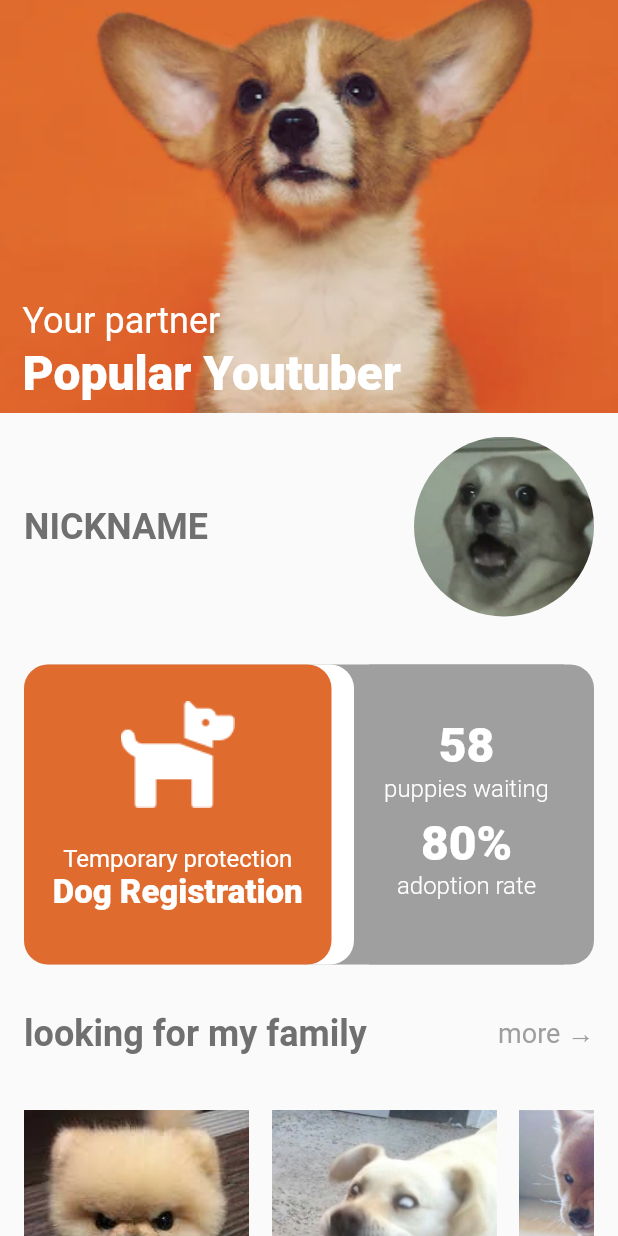
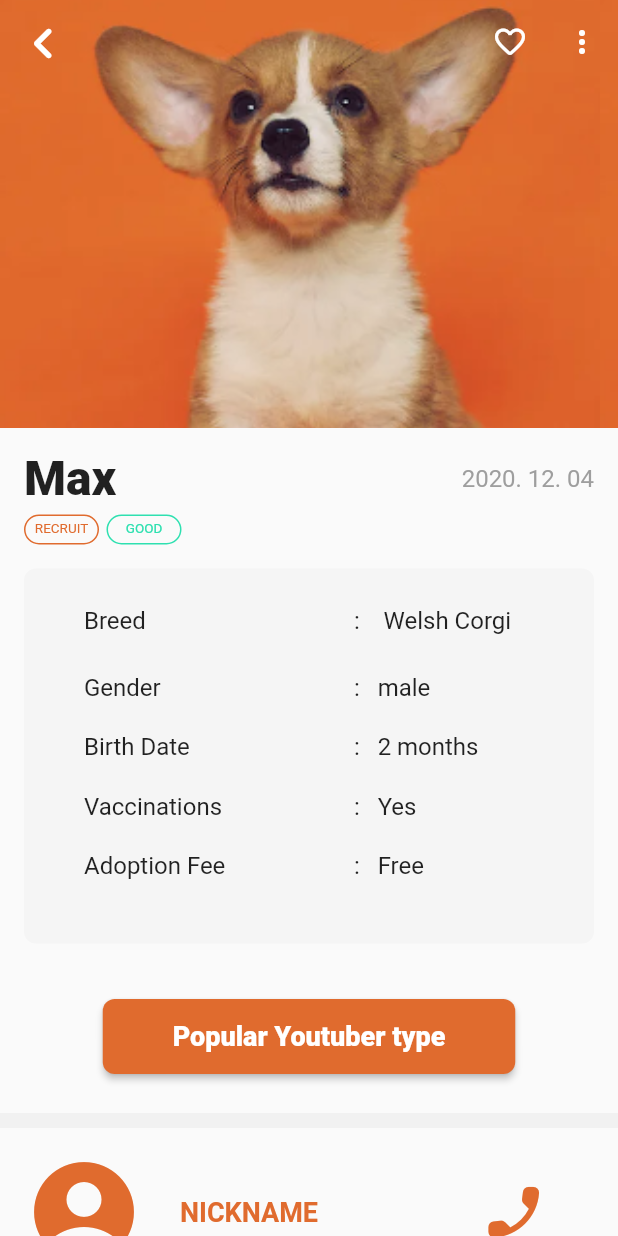
Before and after one commit to DSC-Sahmyook/UHangGa, a Flutter app: the screen it shows after launch, on a phone screen of 412 x 824 dp. Run offline on Flutter 3.47's test engine with Material 2 defaults, Android fonts, the light colour scheme and no system bars; our stand-ins replace image_picker; Roboto replaces fonts that are missing (segoe).

Commit message:
2차 완성

```diff
--- a/Front/Gak bang/dsc_uhangga/uhangga/lib/main.dart
+++ b/Front/Gak bang/dsc_uhangga/uhangga/lib/main.dart
@@ -2,6 +2,7 @@
 import 'package:flutter/material.dart';
 import 'package:uhangga/page_login.dart';
 import 'package:uhangga/page_main.dart';
+import 'package:uhangga/page_specific.dart';
 
 void main() => runApp(MyApp());
 
@@ -13,7 +14,7 @@
         primaryColor: const Color(0xffe06b2e),
         fontFamily: 'segoe',
       ),
-      home: MainPage(),
+      home: specpage(),
     );
   }
 }
--- /dev/null
+++ b/Front/Gak bang/dsc_uhangga/uhangga/lib/page_specific.dart
@@ -0,0 +1,340 @@
+import 'package:flutter/cupertino.dart';
+import 'package:flutter/material.dart';
+import 'package:uhangga/page_main.dart';
+
+class specpage extends StatelessWidget {
+  @override
+  Widget build(BuildContext context) {
+    return Scaffold(
+        body: CustomScrollView(slivers: <Widget>[
+      SliverAppBar(
+        floating: true,
+        snap: true,
+        pinned: true,
+        expandedHeight: 285,
+        leading: IconButton(
+          icon: Icon(Icons.chevron_left_rounded),
+          color: Colors.white,
+          iconSize: 42,
+          onPressed: () {
+            Navigator.push(
+                context, CupertinoPageRoute(builder: (context) => MainPage()));
+          },
+        ),
+        actions: <Widget>[
+          IconButton(
+              icon: Icon(Icons.favorite_outline_rounded), onPressed: () {}),
+          IconButton(icon: Icon(Icons.more_vert_rounded), onPressed: () {})
+        ],
+        flexibleSpace: ListView(
+          scrollDirection: Axis.horizontal,
+          children: <Widget>[
+            Row(
+              children: [
+                Container(
+                  height: 350,
+                  width: 400,
+                  child: Image.asset(
+                    'lib/assets/pics/pic3.png',
+                    fit: BoxFit.cover,
+                  ),
+                ),
+                Container(
+                  height: 350,
+                  width: 400,
+                  child: Image.asset(
+                    'lib/assets/pics/pic3.png',
+                    fit: BoxFit.cover,
+                  ),
+                ),
+                Container(
+                  height: 350,
+                  width: 400,
+                  child: Image.asset(
+                    'lib/assets/pics/pic3.png',
+                    fit: BoxFit.cover,
+                  ),
+                ),
+              ],
+            ),
+          ],
+        ),
+      ),
+      SliverToBoxAdapter(
+        child: Column(
+          crossAxisAlignment: CrossAxisAlignment.start,
+          children: <Widget>[
+            Container(
+              height: 15,
+            ),
+            Padding(
+              padding: const EdgeInsets.fromLTRB(16, 0, 16, 0),
+              child: Row(
+                mainAxisAlignment: MainAxisAlignment.spaceBetween,
+                children: <Widget>[
+                  Container(
+                    child: Text(
+                      'Max',
+                      style:
+                          TextStyle(fontSize: 32, fontWeight: FontWeight.w900),
+                    ),
+                  ),
+                  Container(
+                    child: Text(
+                      '2020. 12. 04',
+                      style: TextStyle(fontSize: 16, color: Colors.grey),
+                    ),
+                  )
+                ],
+              ),
+            ),
+            Container(
+              height: 5,
+            ),
+            Padding(
+                padding: const EdgeInsets.only(left: 16),
+                child: Row(
+                  children: <Widget>[
+                    Container(
+                        height: 20,
+                        width: 50,
+                        decoration: BoxDecoration(
+                            borderRadius: BorderRadius.circular(50),
+                            border: Border.all(color: const Color(0xffe06b2e))),
+                        child: Center(
+                          child: Text(
+                            'RECRUIT',
+                            textAlign: TextAlign.center,
+                            style: TextStyle(
+                              fontSize: 9,
+                              color: const Color(0xffe06b2e),
+                            ),
+                          ),
+                        )),
+                    Container(
+                      width: 5,
+                    ),
+                    Container(
+                        height: 20,
+                        width: 50,
+                        decoration: BoxDecoration(
+                            borderRadius: BorderRadius.circular(50),
+                            border: Border.all(color: const Color(0xff2EE0B0))),
+                        child: Center(
+                          child: Text(
+                            'GOOD',
+                            textAlign: TextAlign.center,
+                            style: TextStyle(
+                              fontSize: 9,
+                              color: const Color(0xff2EE0B0),
+                            ),
+                          ),
+                        ))
+                  ],
+                )),
+            Padding(
+                padding: EdgeInsets.all(16.0),
+                child: Center(
+                  child: Container(
+                    width: 400,
+                    height: 250,
+                    decoration: BoxDecoration(
+                        color: const Color(0xfff5f5f5),
+                        borderRadius: BorderRadius.circular(8)),
+                    child: Column(
+                      children: [
+                        Row(
+                          children: [
+                            SizedBox(
+                              width: 40,
+                              height: 70,
+                            ),
+                            SizedBox(
+                              width: 80,
+                              child: Text(
+                                'Breed',
+                                style: TextStyle(fontSize: 16),
+                              ),
+                            ),
+                            SizedBox(
+                              width: 100,
+                            ),
+                            Text(':    Welsh Corgi',
+                                style: TextStyle(fontSize: 16))
+                          ],
+                        ),
+                        Row(
+                          children: [
+                            SizedBox(
+                              width: 40,
+                            ),
+                            SizedBox(
+                              width: 80,
+                              child: Text(
+                                'Gender',
+                                style: TextStyle(fontSize: 16),
+                              ),
+                            ),
+                            SizedBox(
+                              width: 100,
+                            ),
+                            Text(
+                              ':   male',
+                              style: TextStyle(fontSize: 16),
+                            )
+                          ],
+                        ),
+                        Row(
+                          children: [
+                            SizedBox(
+                              width: 40,
+                              height: 60,
+                            ),
+                            SizedBox(
+                              width: 80,
+                              child: Text(
+                                'Birth Date',
+                                style: TextStyle(fontSize: 16),
+                              ),
+                            ),
+                            SizedBox(
+                              width: 100,
+                            ),
+                            Text(
+                              ':   2 months',
+                              style: TextStyle(fontSize: 16),
+                            )
+                          ],
+                        ),
+                        Row(
+                          children: [
+                            SizedBox(
+                              width: 40,
+                              height: 15,
+                            ),
+                            SizedBox(
+                              width: 100,
+                              child: Text(
+                                'Vaccinations',
+                                style: TextStyle(fontSize: 16),
+                              ),
+                            ),
+                            SizedBox(
+                              width: 80,
+                            ),
+                            Text(
+                              ':   Yes',
+                              style: TextStyle(fontSize: 16),
+                            )
+                          ],
+                        ),
+                        Row(
+                          children: [
+                            SizedBox(
+                              width: 40,
+                              height: 60,
+                            ),
+                            SizedBox(
+                              width: 100,
+                              child: Text(
+                                'Adoption Fee',
+                                style: TextStyle(fontSize: 16),
+                              ),
+                            ),
+                            SizedBox(
+                              width: 80,
+                            ),
+                            Text(
+                              ':   Free',
+                              style: TextStyle(fontSize: 16),
+                            )
+                          ],
+                        ),
+                      ],
+                    ),
+                  ),
+                )),
+            Container(
+              height: 5,
+            ),
+            Padding(
+              padding: EdgeInsets.all(16.0),
+              child: Center(
+                child: SizedBox(
+                  height: 50,
+                  width: 275,
+                  child: RaisedButton(
+                    color: const Color(0xffe06b2e),
+                    shape: RoundedRectangleBorder(
+                        borderRadius: BorderRadius.circular(8)),
+                    onPressed: () {},
+                    child: Text(
+                      'Popular Youtuber type',
+                      style: TextStyle(
+                          fontSize: 18,
+                          fontWeight: FontWeight.w900,
+                          color: Colors.white),
+                    ),
+                  ),
+                ),
+              ),
+            ),
+            Container(
+              height: 10,
+            ),
+            Container(
+              height: 10,
+              width: 500,
+              decoration: BoxDecoration(color: const Color(0xffF1F1F1)),
+            ),
+            Row(
+              children: [
+                Padding(
+                  padding: const EdgeInsets.all(16.0),
+                  child: Icon(
+                    Icons.account_circle_rounded,
+                    size: 80,
+                    color: const Color(0xffe06b2e),
+                  ),
+                ),
+                Padding(
+                  padding: const EdgeInsets.all(8.0),
+                  child: Text(
+                    'NICKNAME',
+                    style: TextStyle(
+                      color: const Color(0xffe06b2e),
+                      fontSize: 18,
+                      fontWeight: FontWeight.w700,
+                    ),
+                  ),
+                ),
+                Padding(
+                  padding: const EdgeInsets.only(left: 100),
+                  child: Icon(
+                    Icons.phone_enabled_rounded,
+                    size: 45,
+                    color: const Color(0xffe06b2e),
+                  ),
+                ),
+              ],
+            ),
+            Container(
+              height: 5,
+            ),
+            Padding(
+              padding: const EdgeInsets.all(16.0),
+              child: Container(
+                height: 500,
+                width: 500,
+                child: Text(
+                  'Lorem ipsum dolor sit amet, consectetur adipiscing elit, sed do eiusmod tempor incididunt ut labore et dolore magna aliqua. Nisl tincidunt eget nullam non. Quis hendrerit dolor magna eget est lorem ipsum dolor sit. Volutpat odio facilisis mauris sit amet massa. Commodo odio aenean sed adipiscing diam donec adipiscing tristique. Mi eget mauris pharetra et. Non tellus orci ac auctor augue. Elit at imperdiet dui accumsan sit.',
+                  style: TextStyle(fontSize: 24),
+                ),
+              ),
+            )
+          ],
+        ),
+      )
+    ]));
+  }
+}
--- a/Front/Gak bang/dsc_uhangga/uhangga/pubspec.yaml
+++ b/Front/Gak bang/dsc_uhangga/uhangga/pubspec.yaml
@@ -27,6 +27,7 @@
   http: ^0.12.0+2
   json_annotation: ^2.4.0
   image_picker: ^0.6.7+4
+  scrolling_page_indicator: ^0.1.2
 
 
   # The following adds the Cupertino Icons font to your application.
```
Also changed, not shown: Front/Gak bang/dsc_uhangga/uhangga/pubspec.lock.
